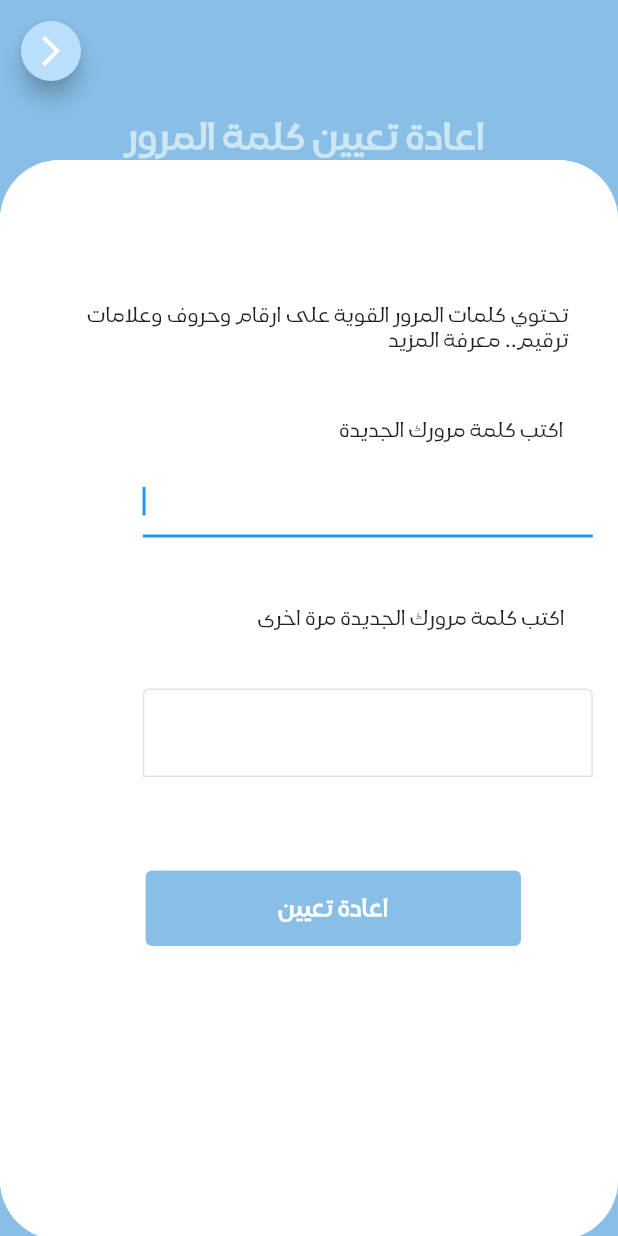
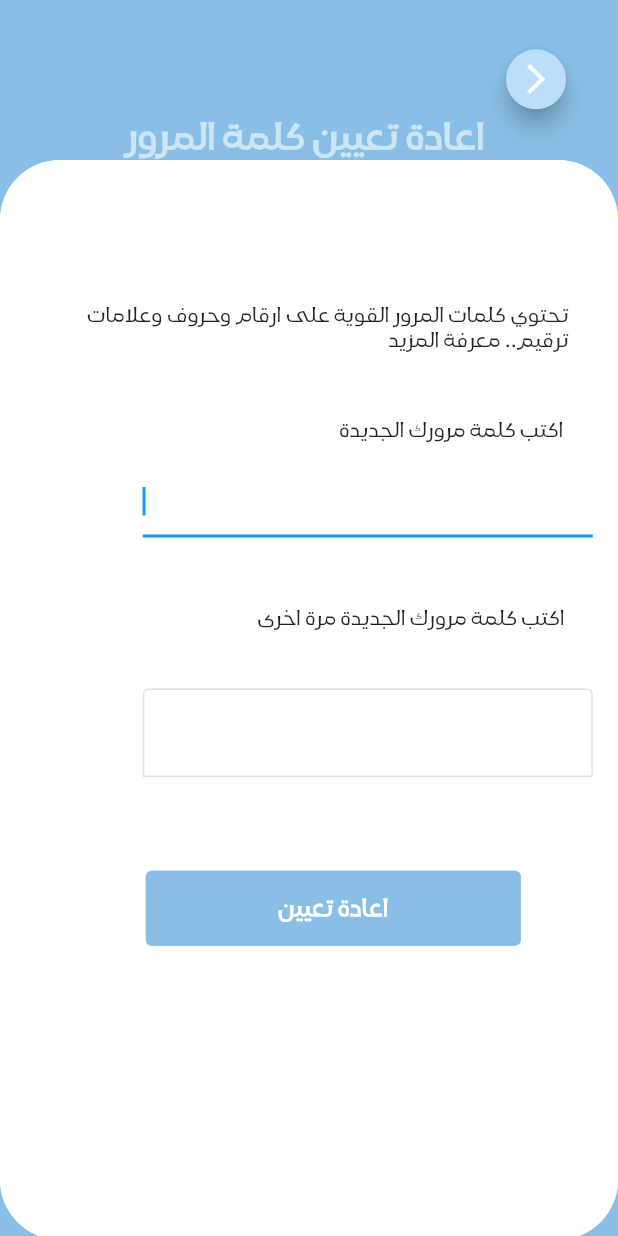
Before and after one commit to ZaynabAlmegdad/Aabbir, a Flutter app: the ResetPass screen opened directly, on a phone screen of 412 x 824 dp. Run offline on Flutter 3.47's test engine with Material 2 defaults, Android fonts, the phone set to English and light mode, and no system bars; our stand-ins replace auto_size_text, cloud_firestore, firebase_core, flutter_screenutil, flutter_tts, fluttertoast and 5 more; accounts and stored records are empty.

Commit message:
resetPass.dart

```diff
--- a/lib/resetPass.dart
+++ b/lib/resetPass.dart
@@ -32,6 +32,7 @@ class _ResetPassState extends State<ResetPass> {
           Padding(
           padding: const EdgeInsets.all(10),
             child: Container(
+                alignment: AlignmentDirectional(0.88, -0.95),
                 child:  FloatingActionButton.small(
                   onPressed: () {
                     Navigator.push(
```
